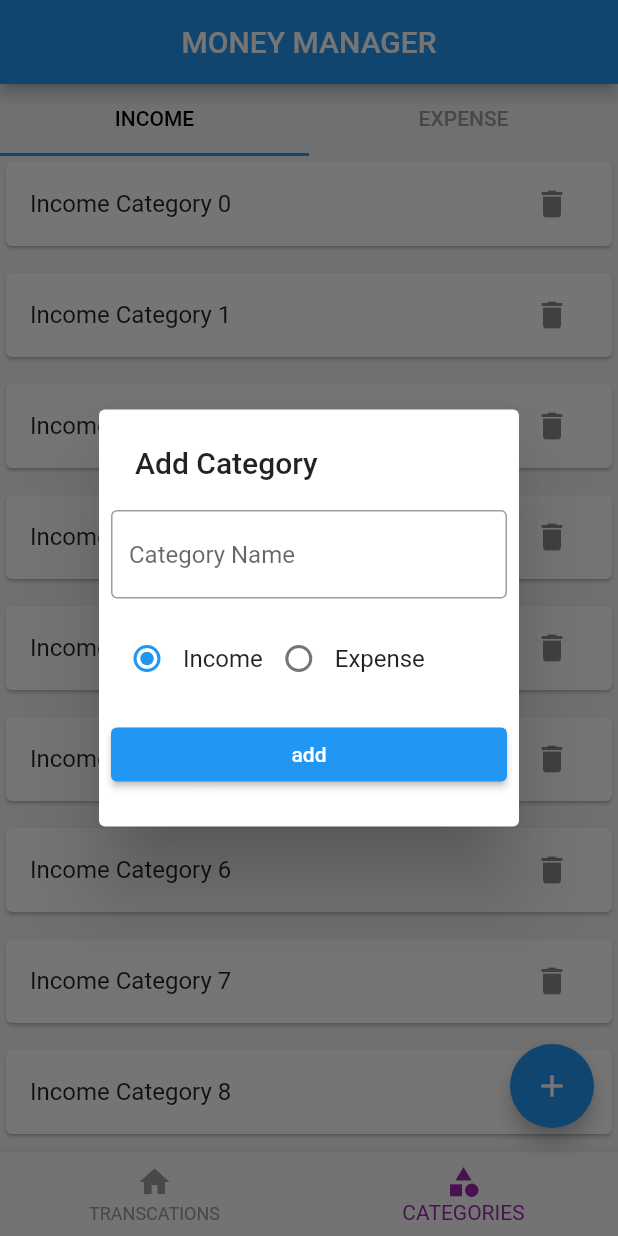
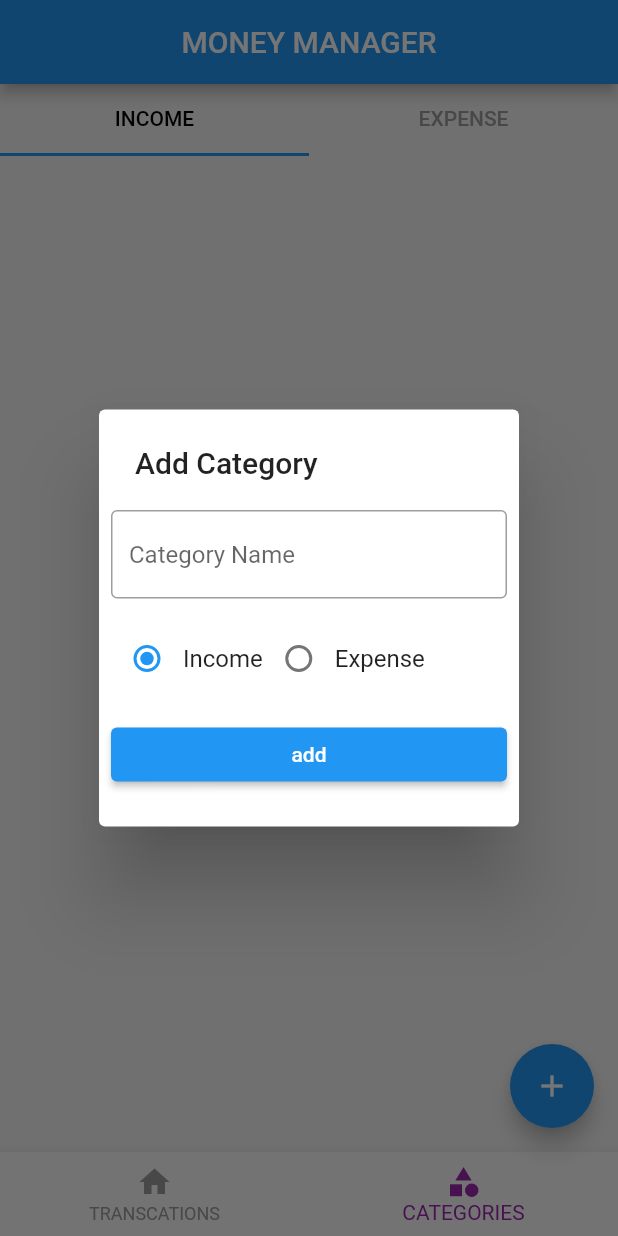
Before and after one commit to Jerald-Joyson/flutter_money_management_app, a Flutter app: the screen it shows after launch, item 2 of the bottom bar chosen, after a tap on the "add" icon, on a phone screen of 412 x 824 dp. Run offline on Flutter 3.47's test engine with Material 2 defaults, Android fonts, the light colour scheme and no system bars; our stand-ins replace hive_flutter; accounts and stored records are empty.

Commit message:
category page is set and error is over and add ,delete,display in category income and expense page is set and also transaction page is also set and connection established

```diff
--- a/lib/db/category/category_db.dart
+++ b/lib/db/category/category_db.dart
@@ -1,3 +1,4 @@
+import 'package:flutter/material.dart';
 import 'package:flutter_money_management_app/models/category/category_model.dart';
 import 'package:hive_flutter/hive_flutter.dart';
 
@@ -6,13 +7,26 @@ const CATEGORY_DB_NAME = 'category-database';
 abstract class CategoryDbFunctions {
   Future<List<CategoryModel>> getCategories();
   Future<void> insertCategory(CategoryModel value);
+  Future<void> deleteCategory(String categoryID);
 }
 
 class CategoryDB implements CategoryDbFunctions {
+  CategoryDB._internal();
+  static CategoryDB instance = CategoryDB._internal();
+  factory CategoryDB() {
+    return instance;
+  }
+
+  ValueNotifier<List<CategoryModel>> incomeCaregoryListListener =
+      ValueNotifier([]);
+  ValueNotifier<List<CategoryModel>> expenseCaregoryListListener =
+      ValueNotifier([]);
+
   @override
   Future<void> insertCategory(CategoryModel value) async {
     final _categoryDB = await Hive.openBox<CategoryModel>(CATEGORY_DB_NAME);
-    await _categoryDB.add(value);
+    await _categoryDB.put(value.id, value);
+    refreshUI();
   }
 
   @override
@@ -20,4 +34,29 @@ class CategoryDB implements CategoryDbFunctions {
     final _categoryDB = await Hive.openBox<CategoryModel>(CATEGORY_DB_NAME);
     return _categoryDB.values.toList();
   }
+
+  Future<void> refreshUI() async {
+    final _allCategories = await getCategories();
+    incomeCaregoryListListener.value.clear();
+    expenseCaregoryListListener.value.clear();
+    await Future.forEach(
+      _allCategories,
+      (CategoryModel category) {
+        if (category.type == CategoryType.income) {
+          incomeCaregoryListListener.value.add(category);
+        } else {
+          expenseCaregoryListListener.value.add(category);
+        }
+      },
+    );
+    incomeCaregoryListListener.notifyListeners();
+    expenseCaregoryListListener.notifyListeners();
+  }
+
+  @override
+  Future<void> deleteCategory(String categoryID) async {
+    final _categoryDB = await Hive.openBox<CategoryModel>(CATEGORY_DB_NAME);
+    await _categoryDB.delete(categoryID);
+    refreshUI();
+  }
 }
--- a/lib/main.dart
+++ b/lib/main.dart
@@ -1,18 +1,27 @@
 import 'package:flutter/material.dart';
+import 'package:flutter_money_management_app/db/category/category_db.dart';
 import 'package:flutter_money_management_app/models/category/category_model.dart';
+import 'package:flutter_money_management_app/screens/add_transaction/screen_add_transaction.dart';
 import 'package:flutter_money_management_app/screens/home/screen_home.dart';
 import 'package:hive_flutter/hive_flutter.dart';
 
 Future<void> main() async {
+  final obj1 = CategoryDB();
+  final obj2 = CategoryDB();
+  // print('objects Comparing');
+  // print(obj1 == obj2);
+
   WidgetsFlutterBinding.ensureInitialized();
   await Hive.initFlutter();
+  Hive.registerAdapter(CategoryModelAdapter());
+  Hive.registerAdapter(CategoryTypeAdapter());
 
-  if (Hive.isAdapterRegistered(CategoryModelAdapter().typeId)) {
-    Hive.registerAdapter(CategoryModelAdapter());
-  }
-  if (Hive.isAdapterRegistered(CategoryTypeAdapter().typeId)) {
-    Hive.registerAdapter(CategoryTypeAdapter());
-  }
+  // if (Hive.isAdapterRegistered(CategoryModelAdapter().typeId)) {
+  //   Hive.registerAdapter(CategoryModelAdapter());
+  // }
+  // if (Hive.isAdapterRegistered(CategoryTypeAdapter().typeId)) {
+  //   Hive.registerAdapter(CategoryTypeAdapter());
+  // }
 
   runApp(const MyApp());
 }
@@ -28,6 +37,9 @@ class MyApp extends StatelessWidget {
         primarySwatch: Colors.blue,
       ),
       home: ScreenHome(),
+      routes: {
+        ScreenAddTransaction.routeName: (ctx) => const ScreenAddTransaction(),
+      },
     );
   }
 }
--- a/lib/screens/category/category_add_popup.dart
+++ b/lib/screens/category/category_add_popup.dart
@@ -47,7 +47,7 @@ Future<void> showCategoryAddPopup(BuildContext context) async {
                   name: _name,
                   type: _type,
                 );
-                CategoryDB().insertCategory(_category);
+                CategoryDB.instance.insertCategory(_category);
                 Navigator.of(ctx).pop();
               },
               child: const Text('add'),
--- a/lib/screens/category/income_category_list.dart
+++ b/lib/screens/category/income_category_list.dart
@@ -1,20 +1,29 @@
 import 'package:flutter/src/widgets/framework.dart';
 import 'package:flutter/src/widgets/placeholder.dart';
 import 'package:flutter/material.dart';
+
+import '../../db/category/category_db.dart';
+import '../../models/category/category_model.dart';
 
 class IncomeCategoryList extends StatelessWidget {
   const IncomeCategoryList({super.key});
 
   @override
   Widget build(BuildContext context) {
+    return ValueListenableBuilder(
+      valueListenable: CategoryDB().incomeCaregoryListListener,
+      builder: (BuildContext ctx, List<CategoryModel> newlist, Widget? _) {
         return ListView.separated(
-        itemBuilder: (context, index) {
+            itemBuilder: (ctx, index) {
+              final category = newlist[index];
               return Card(
                 child: ListTile(
-              title: Text('Income Category $index'),
+                  title: Text(category.name),
                   trailing: IconButton(
-                onPressed: () {},
-                icon: Icon(Icons.delete),
+                    onPressed: () {
+                      CategoryDB.instance.deleteCategory(category.id);
+                    },
+                    icon: const Icon(Icons.delete),
                   ),
                 ),
               );
@@ -24,6 +33,8 @@ class IncomeCategoryList extends StatelessWidget {
                 height: 10,
               );
             },
-        itemCount: 100);
+            itemCount: newlist.length);
+      },
+    );
   }
 }
--- a/lib/screens/category/screen_category.dart
+++ b/lib/screens/category/screen_category.dart
@@ -16,10 +16,7 @@ class _ScreenCategoryState extends State<ScreenCategory>
   @override
   void initState() {
     _tabController = TabController(length: 2, vsync: this);
-    CategoryDB().getCategories().then((value) {
-      print('Categories get');
-      print(value.toString());
-    });
+    CategoryDB().refreshUI();
     super.initState();
   }
 
--- a/lib/screens/home/screen_home.dart
+++ b/lib/screens/home/screen_home.dart
@@ -2,6 +2,7 @@ import 'package:flutter/foundation.dart';
 import 'package:flutter/material.dart';
 import 'package:flutter_money_management_app/db/category/category_db.dart';
 import 'package:flutter_money_management_app/models/category/category_model.dart';
+import 'package:flutter_money_management_app/screens/add_transaction/screen_add_transaction.dart';
 import 'package:flutter_money_management_app/screens/category/category_add_popup.dart';
 import 'package:flutter_money_management_app/screens/category/screen_category.dart';
 import 'package:flutter_money_management_app/screens/home/widgets/bottom_navigation.dart';
@@ -37,6 +38,7 @@ class ScreenHome extends StatelessWidget {
         onPressed: () {
           if (selectedIndexNotifier.value == 0) {
             print("Add Transcations");
+            Navigator.of(context).pushNamed(ScreenAddTransaction.routeName);
           } else {
             print("Add Category");
 
```
Also changed, not shown: lib/screens/add_transaction/screen_add_transaction.dart (added, +13 -0 lines), lib/screens/category/expense_category_list.dart (+16 -5 lines). Lines whose indentation alone changed are shown as unchanged.
